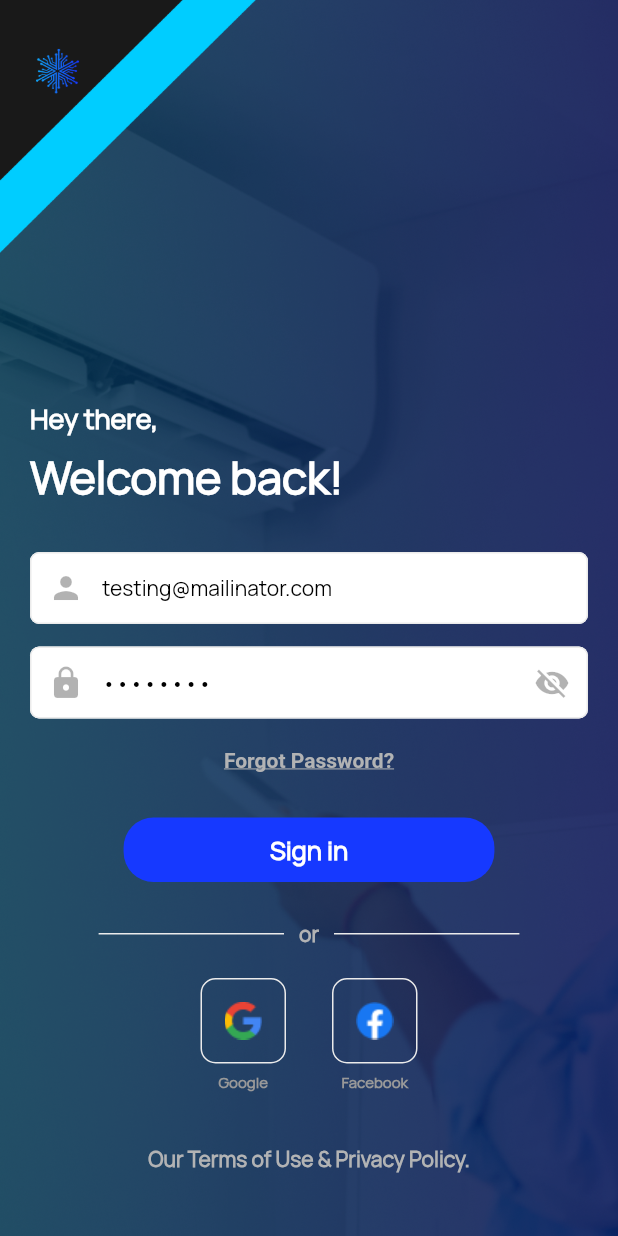
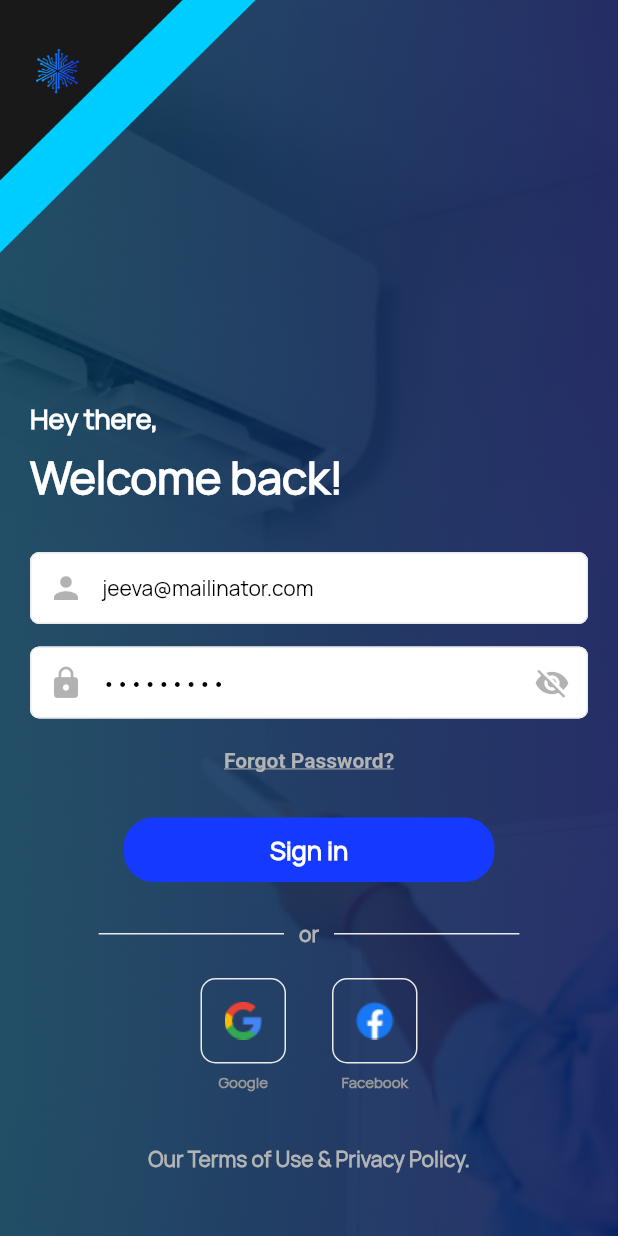
Before and after one commit to manoharantechie/coolwell_app, a Flutter app: the SignUp_Screen screen opened directly, on a phone screen of 412 x 824 dp. Run offline on Flutter 3.47's test engine with Material 2 defaults, Android fonts, the phone set to English and light mode, and no system bars; our stand-ins replace awesome_snackbar_content, flutter_map, flutter_svg, geocoding, geolocator, image_picker and 4 more; missing offline and left inert: country_calling_code_picker, flutter_sim_country_code; accounts and stored records are empty; network calls fail; project files that could hold a hidden picture were left out.

Commit message:
update_30-05-2023_2

```diff
--- a/lib/data/model/user_service_history_model.dart
+++ b/lib/data/model/user_service_history_model.dart
@@ -57,6 +57,7 @@ class ServiceId {
   String? amount;
   String? time;
   String? notes;
+  dynamic rattings;
   DateTime? createdAt;
   DateTime? updatedAt;
 
@@ -69,6 +70,7 @@ class ServiceId {
     this.amount,
     this.time,
     this.notes,
+    this.rattings,
     this.createdAt,
     this.updatedAt,
   });
@@ -82,6 +84,7 @@ class ServiceId {
     amount: json["Amount"],
     time: json["Time"],
     notes: json["Notes"],
+    rattings: json["Rattings"],
     createdAt: DateTime.parse(json["createdAt"]),
     updatedAt: DateTime.parse(json["updatedAt"]),
   );
@@ -95,6 +98,7 @@ class ServiceId {
     "Amount": amount,
     "Time": time,
     "Notes": notes,
+    "Rattings": rattings,
     "createdAt": createdAt!.toIso8601String(),
     "updatedAt": updatedAt!.toIso8601String(),
   };
--- a/lib/screens/user/basics/onboard/login.dart
+++ b/lib/screens/user/basics/onboard/login.dart
@@ -90,8 +90,8 @@ class _SignUp_ScreenState extends State<SignUp_Screen> {
   void initState() {
     // TODO: implement initState
     super.initState();
-    nameController=TextEditingController(text: "testing@mailinator.com");
-    passController=TextEditingController(text: "Test@123");
+    nameController=TextEditingController(text: "jeeva@mailinator.com");
+    passController=TextEditingController(text: "Jeeva@123");
   }
   @override
   Widget build(BuildContext context) {
--- a/lib/screens/user/service/history.dart
+++ b/lib/screens/user/service/history.dart
@@ -289,7 +289,8 @@ class _Service_historyState extends State<Service_history> {
                                                                     width: 5.0,
                                                                   ),
                                                                   Text(
-                                                                    "4.81 (1.2M)",
+                                                                    // "4.81 (1.2M)",
+                                                                    OrderList[index].serviceId!.rattings.toString(),
                                                                     style: CustomWidget(context: context).CustomSizedTextStyle(
                                                                         10.0,
                                                                         Theme.of(context)
```
Also changed, not shown: lib/data/model/get_profile_details_model.dart (+4 -4 lines).
